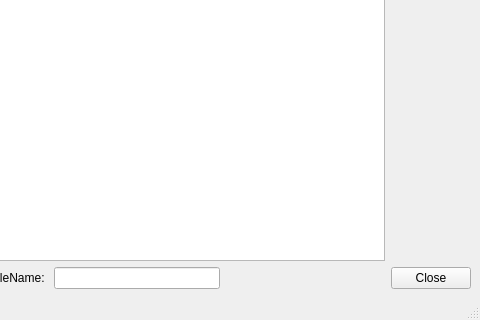
Above: mainwindow.ui from YoshimasaAwata/MakePlayList before the change; both pictures show x 320 to 800 and y 280 to 600 of the 800 by 600 pixel window. Below: the same form after it.
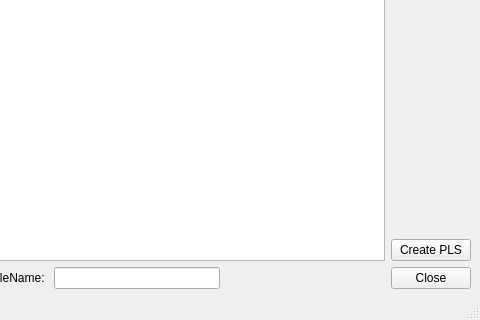
That is the form after the change. Custom widgets are drawn as their Qt base class.

Patch:
```diff
--- a/mainwindow.ui
+++ b/mainwindow.ui
@@ -48,6 +48,13 @@
           </property>
          </spacer>
         </item>
+        <item>
+         <widget class="QPushButton" name="createPushButton">
+          <property name="text">
+           <string>Create PLS</string>
+          </property>
+         </widget>
+        </item>
        </layout>
       </item>
      </layout>
```
Left out of the diff: 2 changed lines with no effect on the pictures.
